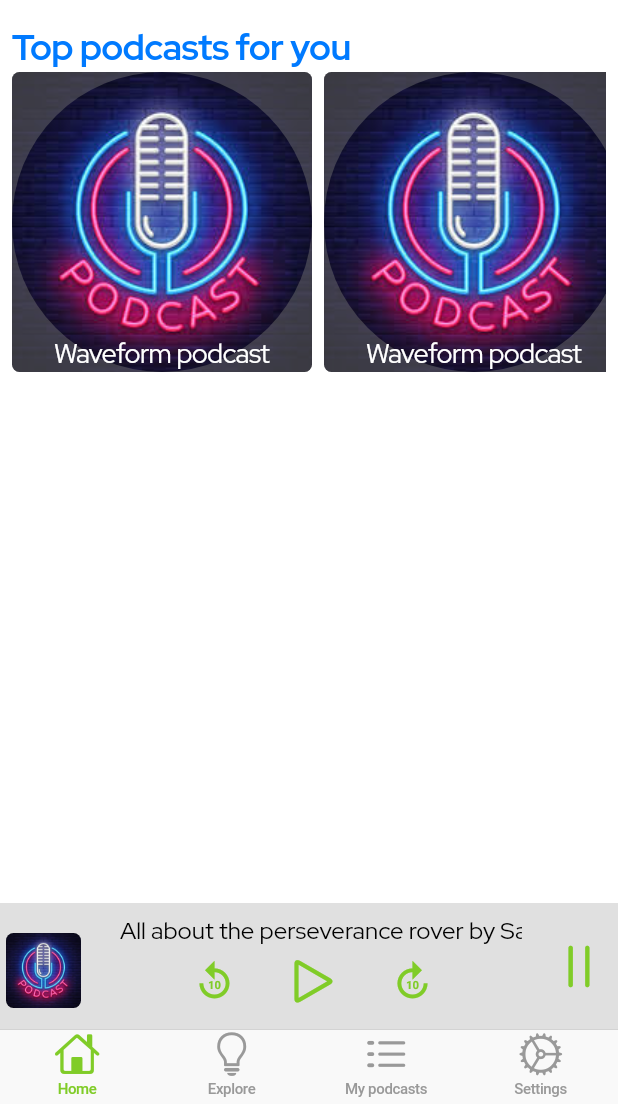
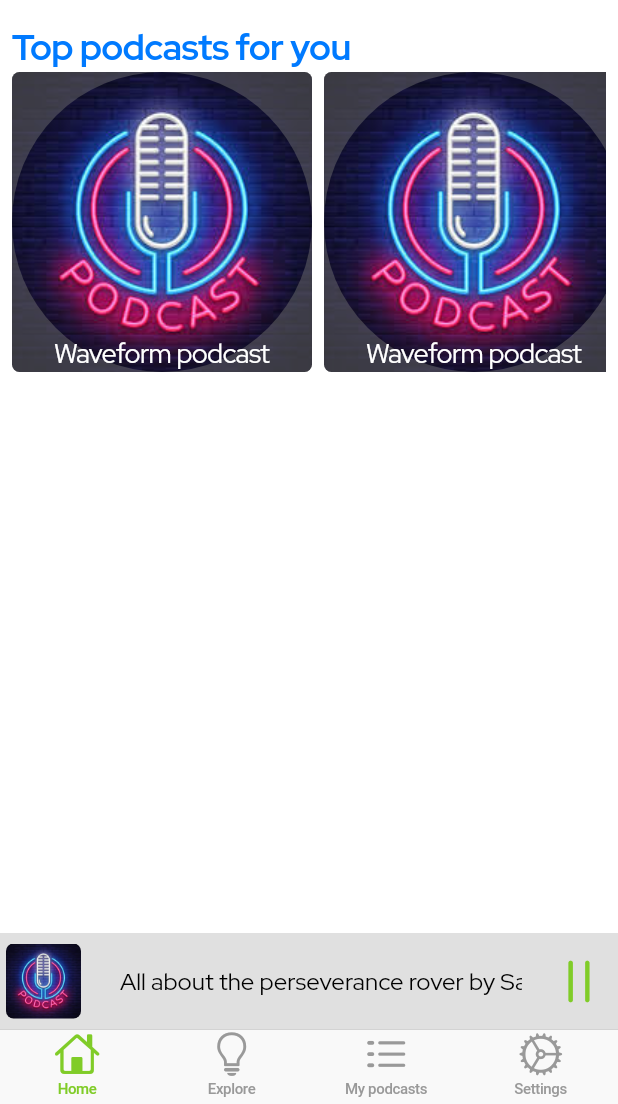
Before and after one commit to sam-baraka/podcastic, a Flutter app: the screen it shows after launch, on a phone screen of 412 x 824 dp, the part 132-1236 px from its top. Run offline on Flutter 3.47's test engine with Material 2 defaults, Android fonts, the phone set to English and light mode, and no system bars; drawn by our look-alikes of marquee; our stand-ins replace auto_route, google_fonts.

Commit message:
Removed unnecessary row

```diff
--- a/lib/uis/home/home_page.dart
+++ b/lib/uis/home/home_page.dart
@@ -90,35 +90,36 @@ class HomePage extends StatelessWidget {
                       fontSize: 16),
                 ),
               ),
-                subtitle: Row(
-                  mainAxisAlignment: MainAxisAlignment.center,
-                  children: [
-                    CupertinoButton(
-                        padding: EdgeInsets.all(4),
-                        onPressed: () {},
-                        child: Icon(
-                          Icons.replay_10_outlined,
-                          size: 30,
-                        )),
-                    SizedBox(
-                      width: 20,
+              // subtitle: Row(
+              //   mainAxisAlignment: MainAxisAlignment.center,
+              //   children: [
+              //     CupertinoButton(
+              //         padding: EdgeInsets.all(4),
+              //         onPressed: () {},
+              //         child: Icon(
+              //           Icons.replay_10_outlined,
+              //           size: 30,
+              //         )),
+              //     SizedBox(
+              //       width: 20,
+              //     ),
+              //     CupertinoButton(
+              //         padding: EdgeInsets.all(4),
+              //         onPressed: () {},
+              //         child: Icon(
+              //           CupertinoIcons.play,
+              //           size: 40,
+              //         )),
+              //     SizedBox(
+              //       width: 20,
+              //     ),
+              //     CupertinoButton(
+              //         padding: EdgeInsets.all(4),
+              //         onPressed: () {},
+              //         child: Icon(Icons.forward_10_outlined, size: 30)),
+              //   ],
+              // )
             ),
-                    CupertinoButton(
-                        padding: EdgeInsets.all(4),
-                        onPressed: () {},
-                        child: Icon(
-                          CupertinoIcons.play,
-                          size: 40,
-                        )),
-                    SizedBox(
-                      width: 20,
-                    ),
-                    CupertinoButton(
-                        padding: EdgeInsets.all(4),
-                        onPressed: () {},
-                        child: Icon(Icons.forward_10_outlined, size: 30)),
-                  ],
-                )),
           ),
         )
       ],
```
Lines whose indentation alone changed are shown as unchanged.
